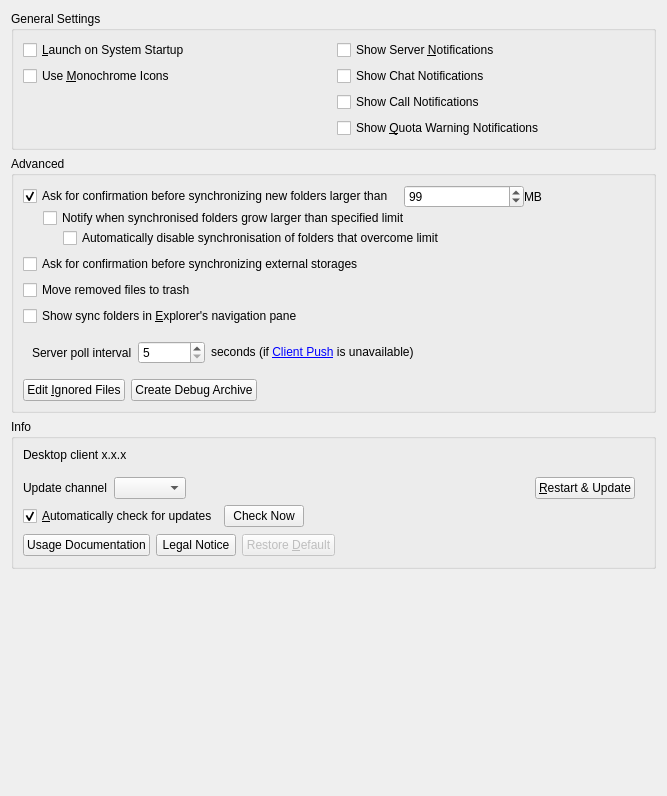
Above: src/gui/generalsettings.ui from nextcloud/desktop before the change. Below: the same form after it.
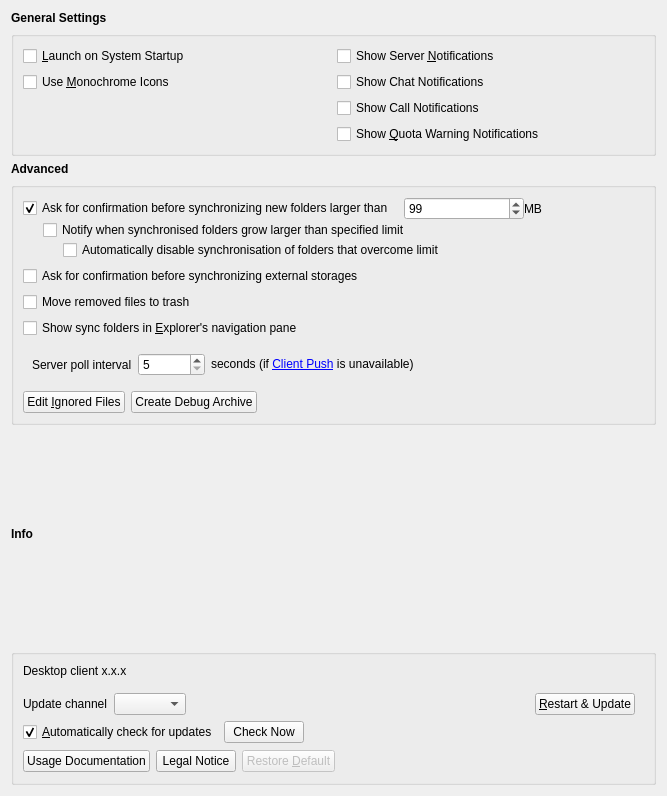
That is the form after the change.

Commit message: get settings headers out of the panel in the general settings

Patch:
```diff
--- a/src/gui/generalsettings.ui
+++ b/src/gui/generalsettings.ui
@@ -15,10 +15,23 @@
   </property>
   <layout class="QGridLayout" name="gridLayout_3">
    <item row="0" column="0">
-    <widget class="QGroupBox" name="generalGroupBox">
-     <property name="title">
+    <widget class="QLabel" name="generalGroupBoxTitle">
+     <property name="font">
+      <font>
+       <weight>75</weight>
+       <bold>true</bold>
+      </font>
+     </property>
+     <property name="text">
       <string>General Settings</string>
      </property>
+    </widget>
+   </item>
+   <item row="1" column="0">
+    <widget class="QGroupBox" name="generalGroupBox">
+     <property name="title">
+      <string/>
+     </property>
      <layout class="QGridLayout" name="gridLayout_2">
       <item row="0" column="0">
        <widget class="QCheckBox" name="autostartCheckBox">
@@ -68,11 +81,24 @@
      </layout>
     </widget>
    </item>
-   <item row="1" column="0">
-    <widget class="QGroupBox" name="advancedGroupBox">
-     <property name="title">
+   <item row="2" column="0">
+    <widget class="QLabel" name="advancedGroupBoxTitle">
+     <property name="font">
+      <font>
+       <weight>75</weight>
+       <bold>true</bold>
+      </font>
+     </property>
+     <property name="text">
       <string>Advanced</string>
      </property>
+    </widget>
+   </item>
+   <item row="3" column="0">
+    <widget class="QGroupBox" name="advancedGroupBox">
+     <property name="title">
+      <string/>
+     </property>
      <layout class="QVBoxLayout" name="verticalLayout">
       <item>
        <layout class="QVBoxLayout" name="verticalLayout_4">
@@ -304,10 +330,23 @@
      </layout>
     </widget>
    </item>
-   <item row="2" column="0">
-    <widget class="QGroupBox" name="aboutAndUpdatesGroupBox">
-     <property name="title">
+   <item row="4" column="0">
+    <widget class="QLabel" name="aboutAndUpdatesGroupBoxTitle">
+     <property name="font">
+      <font>
+       <weight>75</weight>
+       <bold>true</bold>
+      </font>
+     </property>
+     <property name="text">
       <string>Info</string>
+     </property>
+    </widget>
+   </item>
+   <item row="5" column="0">
+    <widget class="QGroupBox" name="aboutAndUpdatesGroupBox">
+     <property name="title">
+      <string/>
      </property>
      <layout class="QVBoxLayout" name="verticalLayout_3">
       <property name="bottomMargin">
```
